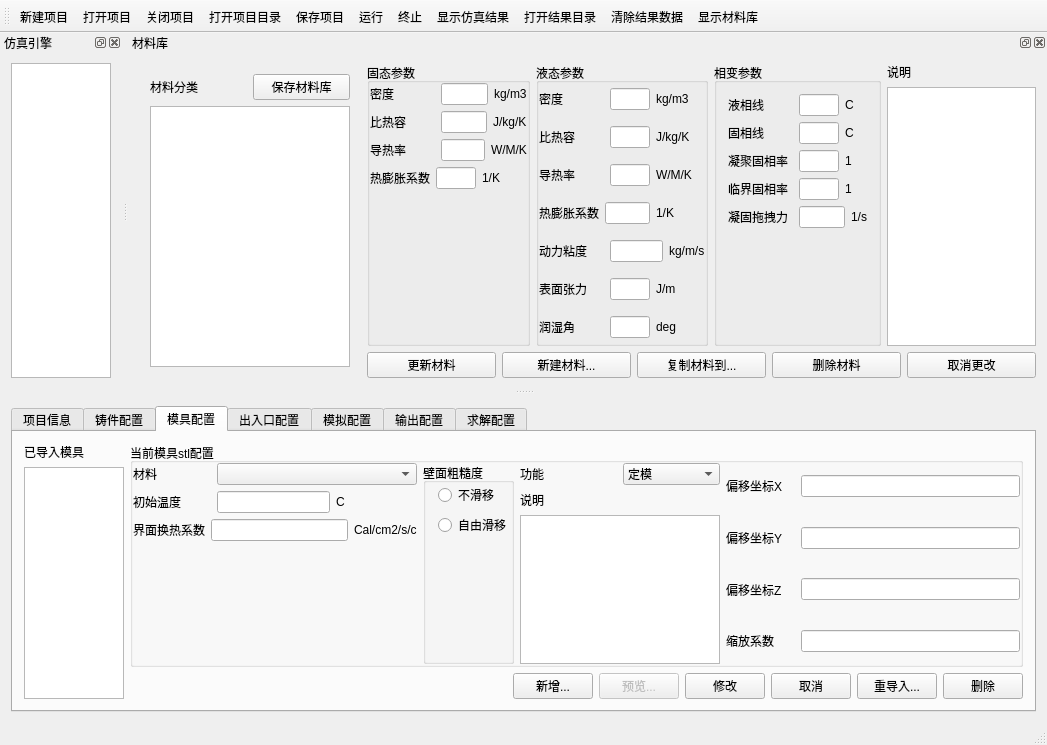
Old version of the form mainwindow.ui in the repository zyzzyva8421/rebecca.
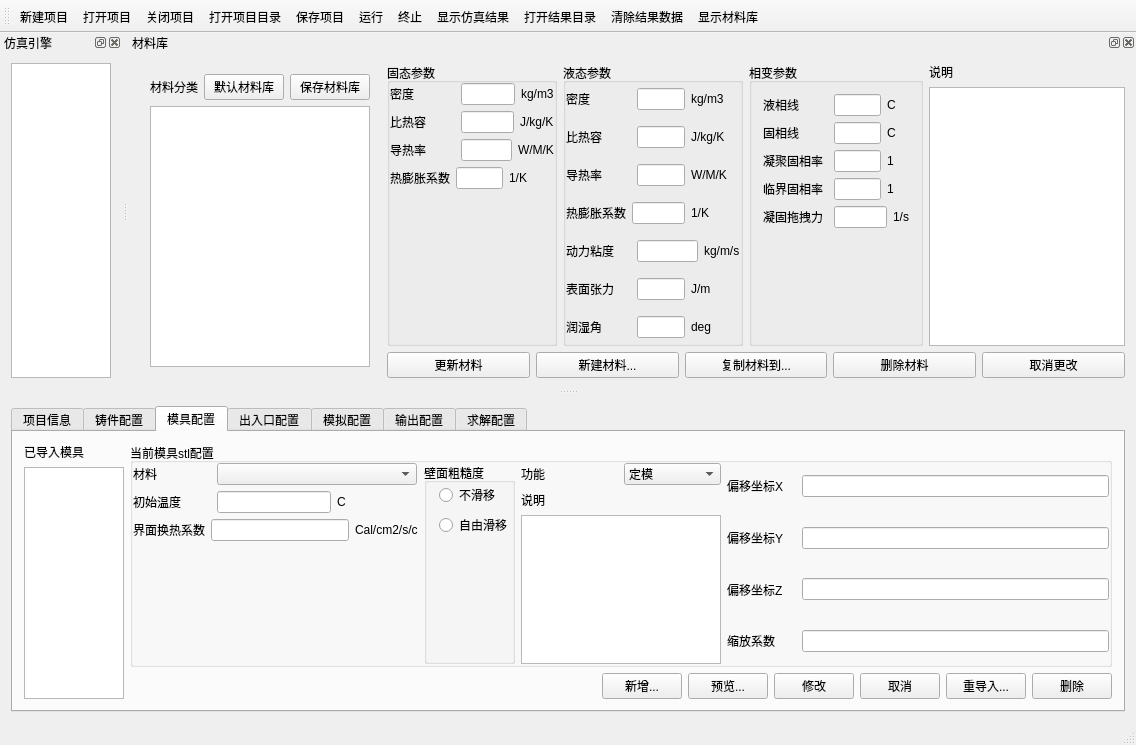
New version of the form. The open tabs and pages were chosen to show the change. Icons and pictures are not drawn. Custom widgets are drawn as their Qt base class.

```diff
--- a/mainwindow.ui
+++ b/mainwindow.ui
@@ -1827,7 +1827,7 @@
               <item>
                <widget class="QPushButton" name="pushButton_previewMold">
                 <property name="enabled">
-                 <bool>false</bool>
+                 <bool>true</bool>
                 </property>
                 <property name="text">
                  <string>预览...</string>
@@ -3692,7 +3692,7 @@
   <widget class="QDockWidget" name="dockWidget_material">
    <property name="minimumSize">
     <size>
-     <width>919</width>
+     <width>1008</width>
      <height>356</height>
     </size>
    </property>
@@ -3725,6 +3725,13 @@
             </property>
            </widget>
           </item>
+          <item>
+           <widget class="QPushButton" name="pushButton_defaultGroup">
+            <property name="text">
+             <string>默认材料库</string>
+            </property>
+           </widget>
+          </item>
           <item>
            <widget class="QPushButton" name="pushButton_saveMaterialGroup">
             <property name="text">
```
Left out of the diff: 2 changed lines with no effect on the pictures.
